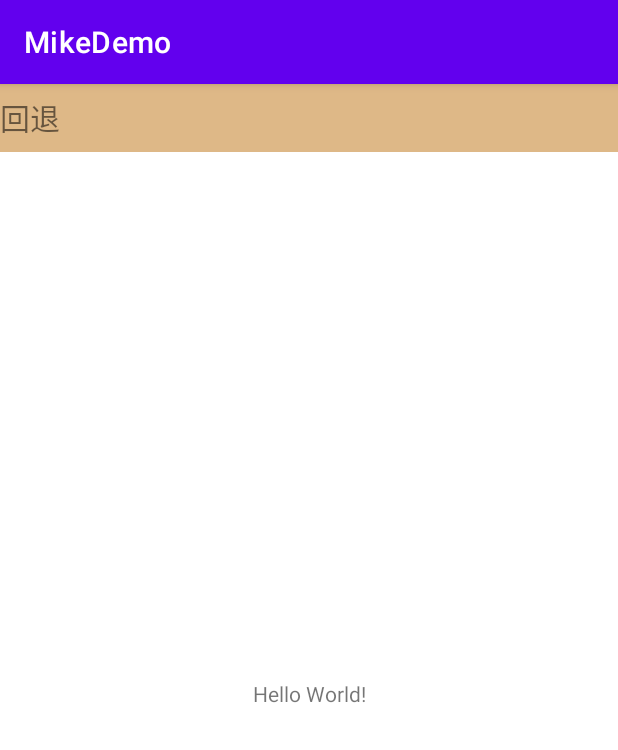
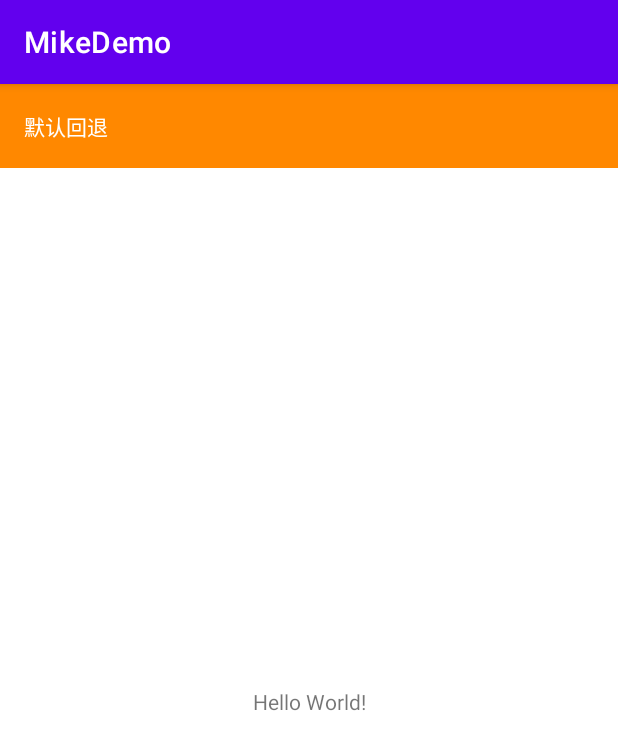
Before and after one commit to zhanfeiyu/Android-Basic-Demo, an Android app: the screen it shows after launch (MainActivity), on a phone screen of 412 x 824 dp. Shown: the top 750 px of the screen. Run offline under Robolectric (Android 15) with nearby library versions, the phone set to English and light mode, and no system bars.

Commit message:
add Default navigationbar sample

```diff
--- a/app/src/main/java/com/mike/demo/MainActivity.java
+++ b/app/src/main/java/com/mike/demo/MainActivity.java
@@ -5,7 +5,9 @@ import androidx.appcompat.app.AppCompatActivity;
 import android.os.Bundle;
 import android.view.View;
 import android.view.ViewGroup;
+import android.widget.TextView;
 
+import com.mike.demo.navigatorbuilder.DefaultNavigator;
 import com.mike.demo.navigatorbuilder.Navigator;
 
 public class MainActivity extends AppCompatActivity {
@@ -19,7 +21,8 @@ public class MainActivity extends AppCompatActivity {
 
     private void initUI() {
         ViewGroup root = findViewById(R.id.view_root);
-        Navigator navigator = new Navigator.Builder(this,
+        //使用Navigator: 需要知道布局资源的详细信息，id以及资源名
+/*        Navigator navigator = new Navigator.Builder(this,
                 R.layout.my_navigation_header, root)
                 .setText(R.id.tw_back, "回退")
                 .setOnClickListener(R.id.tw_back, new View.OnClickListener() {
@@ -27,8 +30,23 @@ public class MainActivity extends AppCompatActivity {
                     public void onClick(View v) {
                         finish();
                     }
-                }).create();
+                }).create();*/
 
+        //如果有属性设置的接口没有提供，可以使用Navigator的findViewById API.
+        //TextView textView = navigator.findViewById(R.id.tw_back);
+        //textView.setVisibility(View.INVISIBLE);
+        //textView.setTextSize((float) 12.0);
+
+        DefaultNavigator defaultNavigator = new DefaultNavigator.Builder(this, root)
+                .setLeftText("默认回退")
+                .setLeftTextClickListener(new View.OnClickListener() {
+                    @Override
+                    public void onClick(View v) {
+                        finish();
+                    }
+                })
+                //.hideLeftText()
+                .create();
 
     }
 }
--- a/app/src/main/java/com/mike/demo/navigatorbuilder/AbsNavigator.java
+++ b/app/src/main/java/com/mike/demo/navigatorbuilder/AbsNavigator.java
@@ -10,7 +10,7 @@ import java.util.HashMap;
 import java.util.Map;
 
 // 先写个基础的类, 通用操作
-public class AbsNavigator implements INavigator{
+public class AbsNavigator<B extends AbsNavigator.Builder> implements INavigator{
     private Builder builder;
     private View navigationBar;
 
@@ -49,8 +49,8 @@ public class AbsNavigator implements INavigator{
                 .inflate(this.builder.layoutId, this.builder.viewGroup, false);
     }
 
-    public Builder getBuilder() {
-        return builder;
+    public B getBuilder() {
+        return (B)builder;
     }
 
     //如果Builder不加泛型，调用setText等设参方法后，调用create()会报错：required Navigator, provided AbsNavigator.
--- /dev/null
+++ b/app/src/main/java/com/mike/demo/navigatorbuilder/DefaultNavigator.java
@@ -0,0 +1,52 @@
+package com.mike.demo.navigatorbuilder;
+
+import android.content.Context;
+import android.view.View;
+import android.view.ViewGroup;
+import android.widget.TextView;
+
+import com.mike.demo.R;
+
+//有时我们不需要user去关注id以及我们的头部的样式，大部分的情况下是类似的，所以提供一个默认的
+public class DefaultNavigator extends AbsNavigator<DefaultNavigator.Builder> {
+    protected DefaultNavigator(Builder builder) {
+        super(builder);
+    }
+
+    @Override
+    public void applyLayoutParams() {
+        super.applyLayoutParams();
+        View view = findViewById(R.id.tw_navigation_bar);
+        //调用getBuilder，需要指定泛型，否则会提示找不到visibility属性，
+        view.setVisibility(getBuilder().visibility);
+    }
+
+    public static class Builder extends AbsNavigator.Builder {
+        //DefaultNavigator拥有的特殊的
+        int visibility = View.VISIBLE;
+
+        public Builder(Context context, ViewGroup viewGroup) {
+            super(context, R.layout.ui_navigation_bar_default, viewGroup);
+        }
+
+        @Override
+        public DefaultNavigator create() {
+            return new DefaultNavigator(this);
+        }
+
+        public Builder setLeftText(String text) {
+            setText(R.id.tw_navigation_bar, text);
+            return this;
+        }
+
+        public Builder setLeftTextClickListener(View.OnClickListener clickListener) {
+            setOnClickListener(R.id.tw_navigation_bar, clickListener);
+            return this;
+        }
+
+        public Builder hideLeftText() {
+            this.visibility = View.INVISIBLE;
+            return this;
+        }
+    }
+}
--- /dev/null
+++ b/app/src/main/res/layout/ui_navigation_bar_default.xml
@@ -0,0 +1,14 @@
+<?xml version="1.0" encoding="utf-8"?>
+<androidx.appcompat.widget.Toolbar xmlns:android="http://schemas.android.com/apk/res/android"
+    android:background="@android:color/holo_orange_dark"
+    android:layout_width="match_parent"
+    android:layout_height="wrap_content">
+    <TextView
+        android:id="@+id/tw_navigation_bar"
+        android:layout_width="wrap_content"
+        android:layout_height="wrap_content"
+        android:textColor="@android:color/white"
+        android:text="This is navigation bar"
+        ></TextView>
+
+</androidx.appcompat.widget.Toolbar>
```
